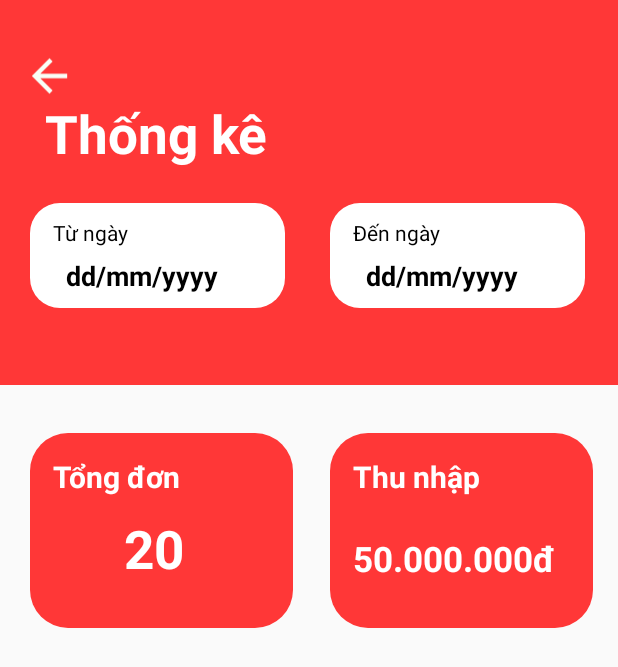
After one commit to anhbtps10439/food-order, an Android app: the layout fragment_statistic.xml on its own in the app's theme, with its tools: preview values and no code run, on a phone screen of 412 x 824 dp. The commit adds this screen. Shown: the top 667 px of the screen. Run offline under Robolectric (Android 15) with nearby library versions, the phone set to English and light mode, and no system bars.

Commit message:
Merge branch 'master' of D:\00. DuAn1\food-order with conflicts.

```diff
--- a/app/build.gradle
+++ b/app/build.gradle
@@ -23,6 +23,7 @@ dependencies {
     implementation fileTree(dir: 'libs', include: ['*.jar'])
     implementation 'androidx.appcompat:appcompat:1.1.0'
     implementation 'androidx.constraintlayout:constraintlayout:1.1.3'
+    implementation 'androidx.legacy:legacy-support-v4:1.0.0'
     testImplementation 'junit:junit:4.12'
     androidTestImplementation 'androidx.test.ext:junit:1.1.1'
     androidTestImplementation 'androidx.test.espresso:espresso-core:3.2.0'
--- /dev/null
+++ b/app/src/main/java/com/pro1121/foodorder/TestActivity.java
@@ -0,0 +1,15 @@
+package com.pro1121.foodorder;
+
+import androidx.appcompat.app.AppCompatActivity;
+
+import android.os.Bundle;
+
+//cái này là Trang dùng để test những file Fragment.xml mà Trang làm,nó ko có gây ảnh hưởng gì tới project này đâu,mọi người thông cảm nhé
+public class TestActivity extends AppCompatActivity {
+
+    @Override
+    protected void onCreate(Bundle savedInstanceState) {
+        super.onCreate(savedInstanceState);
+        setContentView(R.layout.activity_test);
+    }
+}
--- /dev/null
+++ b/app/src/main/java/com/pro1121/foodorder/activity/AdminCase/fragment/StatisticFragment.java
@@ -0,0 +1,65 @@
+package com.pro1121.foodorder.activity.AdminCase.fragment;
+
+import android.os.Bundle;
+
+import androidx.fragment.app.Fragment;
+
+import android.view.LayoutInflater;
+import android.view.View;
+import android.view.ViewGroup;
+
+import com.pro1121.foodorder.R;
+
+/**
+ * A simple {@link Fragment} subclass.
+ * Use the {@link StatisticFragment#newInstance} factory method to
+ * create an instance of this fragment.
+ */
+public class StatisticFragment extends Fragment {
+    // TODO: Rename parameter arguments, choose names that match
+    // the fragment initialization parameters, e.g. ARG_ITEM_NUMBER
+    private static final String ARG_PARAM1 = "param1";
+    private static final String ARG_PARAM2 = "param2";
+
+    // TODO: Rename and change types of parameters
+    private String mParam1;
+    private String mParam2;
+
+    public StatisticFragment() {
+        // Required empty public constructor
+    }
+
+    /**
+     * Use this factory method to create a new instance of
+     * this fragment using the provided parameters.
+     *
+     * @param param1 Parameter 1.
+     * @param param2 Parameter 2.
+     * @return A new instance of fragment StatisticFragment.
+     */
+    // TODO: Rename and change types and number of parameters
+    public static StatisticFragment newInstance(String param1, String param2) {
+        StatisticFragment fragment = new StatisticFragment();
+        Bundle args = new Bundle();
+        args.putString(ARG_PARAM1, param1);
+        args.putString(ARG_PARAM2, param2);
+        fragment.setArguments(args);
+        return fragment;
+    }
+
+    @Override
+    public void onCreate(Bundle savedInstanceState) {
+        super.onCreate(savedInstanceState);
+        if (getArguments() != null) {
+            mParam1 = getArguments().getString(ARG_PARAM1);
+            mParam2 = getArguments().getString(ARG_PARAM2);
+        }
+    }
+
+    @Override
+    public View onCreateView(LayoutInflater inflater, ViewGroup container,
+                             Bundle savedInstanceState) {
+        // Inflate the layout for this fragment
+        return inflater.inflate(R.layout.fragment_statistic, container, false);
+    }
+}
--- /dev/null
+++ b/app/src/main/res/drawable/ic_arrow_back_black_24dp.xml
@@ -0,0 +1,5 @@
+<vector android:height="24dp" android:tint="#F8FFF7"
+    android:viewportHeight="24.0" android:viewportWidth="24.0"
+    android:width="24dp" xmlns:android="http://schemas.android.com/apk/res/android">
+    <path android:fillColor="#FF000000" android:pathData="M20,11H7.83l5.59,-5.59L12,4l-8,8 8,8 1.41,-1.41L7.83,13H20v-2z"/>
+</vector>
--- a/app/src/main/res/drawable/shape_fe.xml
+++ b/app/src/main/res/drawable/shape_fe.xml
@@ -6,8 +6,8 @@
 
     <solid android:color="@color/colorWhite"/>
     <corners
-        android:bottomRightRadius="33dp"
-        android:bottomLeftRadius="33dp"
-        android:topLeftRadius="33dp"
-        android:topRightRadius="33dp"/>
+        android:bottomRightRadius="20dp"
+        android:bottomLeftRadius="20dp"
+        android:topLeftRadius="20dp"
+        android:topRightRadius="20dp"/>
 </shape>
--- /dev/null
+++ b/app/src/main/res/layout/activity_test.xml
@@ -0,0 +1,16 @@
+<?xml version="1.0" encoding="utf-8"?>
+<androidx.constraintlayout.widget.ConstraintLayout xmlns:android="http://schemas.android.com/apk/res/android"
+    xmlns:app="http://schemas.android.com/apk/res-auto"
+    xmlns:tools="http://schemas.android.com/tools"
+    android:layout_width="match_parent"
+    android:layout_height="match_parent"
+    tools:context=".TestActivity">
+    //cái này là Trang dùng để test những file Fragment.xml mà Trang làm,nó ko có gây ảnh hưởng gì tới project này đâu,mọi người thông cảm nhé
+    <fragment
+        android:id="@+id/fragment"
+        android:name="com.pro1121.foodorder.activity.AdminCase.fragment.StatisticFragment"
+        android:layout_width="wrap_content"
+        android:layout_height="wrap_content"
+        tools:layout_editor_absoluteX="271dp"
+        tools:layout_editor_absoluteY="241dp" />
+</androidx.constraintlayout.widget.ConstraintLayout>
--- a/app/src/main/res/layout/activity_user.xml
+++ b/app/src/main/res/layout/activity_user.xml
@@ -13,8 +13,8 @@
         android:layout_width="match_parent"
         android:layout_height="match_parent"
         android:layout_above="@id/navUserCase"
-        android:layout_below="@+id/toolbarUserCase"
-        />
+        android:layout_below="@+id/toolbarUserCase"/>
+
     <com.ismaeldivita.chipnavigation.ChipNavigationBar
         android:id="@+id/navUserCase"
         android:layout_height="70dp"
--- /dev/null
+++ b/app/src/main/res/layout/fragment_statistic.xml
@@ -0,0 +1,149 @@
+<?xml version="1.0" encoding="utf-8"?>
+<RelativeLayout xmlns:android="http://schemas.android.com/apk/res/android"
+    xmlns:app="http://schemas.android.com/apk/res-auto"
+    android:layout_width="match_parent"
+    android:layout_height="match_parent"
+    android:orientation="vertical">
+
+    <LinearLayout
+        android:layout_width="match_parent"
+        android:layout_height="match_parent"
+        android:orientation="vertical"
+        android:weightSum="10">
+
+        <RelativeLayout
+            android:layout_width="match_parent"
+            android:layout_height="155dp"
+            android:layout_weight="2"
+            android:background="@color/colorRedMain">
+
+            <ImageView
+                android:layout_marginLeft="15dp"
+                android:layout_marginBottom="155dp"
+                android:layout_width="35dp"
+                android:layout_height="match_parent"
+                android:src="@drawable/ic_arrow_back_black_24dp"
+                />
+
+            <TextView
+                android:id="@+id/textGrid"
+                android:layout_width="wrap_content"
+                android:layout_height="wrap_content"
+                android:layout_marginLeft="30dp"
+                android:layout_marginTop="65dp"
+                android:text="Thống kê"
+
+                android:textColor="@android:color/white"
+                android:textSize="35sp"
+                android:textStyle="bold" />
+
+            <TextView
+                android:layout_width="170dp"
+                android:layout_height="70dp"
+                android:layout_marginLeft="20dp"
+                android:layout_marginTop="135dp"
+
+                android:background="@drawable/shape_fe"
+                android:paddingLeft="15dp"
+                android:paddingTop="10dp"
+                android:text="Từ ngày"
+                android:textColor="#000000" />
+
+            <TextView
+                android:layout_width="150dp"
+                android:layout_height="58dp"
+                android:layout_marginLeft="20dp"
+                android:layout_marginTop="155dp"
+                android:padding="@dimen/activity_horizontal_margin"
+                android:text="dd/mm/yyyy"
+                android:textAlignment="center"
+                android:textColor="#000000"
+                android:textSize="18dp"
+                android:textStyle="bold" />
+
+            <TextView
+                android:layout_width="170dp"
+                android:layout_height="70dp"
+                android:layout_marginLeft="220dp"
+                android:layout_marginTop="135dp"
+                android:background="@drawable/shape_fe"
+                android:paddingLeft="15dp"
+                android:paddingTop="10dp"
+                android:text="Đến ngày"
+                android:textColor="#000000"
+
+                />
+
+            <TextView
+                android:layout_width="150dp"
+                android:layout_height="58dp"
+                android:layout_marginLeft="220dp"
+                android:layout_marginTop="155dp"
+                android:padding="@dimen/activity_horizontal_margin"
+                android:text="dd/mm/yyyy"
+                android:textAlignment="center"
+                android:textColor="#000000"
+                android:textSize="18dp"
+                android:textStyle="bold" />
+        </RelativeLayout>
+
+
+        <RelativeLayout
+            android:layout_width="match_parent"
+            android:layout_height="wrap_content"
+            android:layout_marginTop="30dp">
+
+            <TextView
+                android:layout_width="175dp"
+                android:layout_height="130dp"
+                android:layout_marginLeft="20dp"
+                android:layout_marginTop="2dp"
+                android:background="@drawable/shape"
+                android:paddingLeft="15dp"
+                android:paddingTop="15dp"
+                android:text="Tổng đơn"
+                android:textColor="#FFFFFF"
+                android:textSize="20dp"
+                android:textStyle="bold" />
+
+            <TextView
+                android:layout_width="150dp"
+                android:layout_height="58dp"
+                android:layout_marginLeft="20dp"
+                android:layout_marginTop="55dp"
+                android:paddingLeft="15dp"
+                android:text="20"
+                android:textAlignment="center"
+                android:textColor="#FFFFFF"
+                android:textSize="35dp"
+                android:textStyle="bold" />
+
+            <TextView
+                android:layout_width="175dp"
+                android:layout_height="130dp"
+                android:layout_marginLeft="220dp"
+                android:layout_marginTop="2dp"
+                android:background="@drawable/shape"
+                android:paddingLeft="15dp"
+                android:paddingTop="15dp"
+                android:text="Thu nhập"
+                android:textColor="#FFFFFF"
+                android:textSize="20dp"
+                android:textStyle="bold" />
+
+            <TextView
+                android:layout_width="150dp"
+                android:layout_height="58dp"
+                android:layout_marginLeft="220dp"
+                android:layout_marginTop="70dp"
+                android:gravity="center_horizontal"
+                android:paddingLeft="15dp"
+                android:text="50.000.000đ"
+                android:textColor="#FFFFFF"
+                android:textSize="23dp"
+
+                android:textStyle="bold" />
+        </RelativeLayout>
+    </LinearLayout>
+
+</RelativeLayout>
--- a/app/src/main/res/values/strings.xml
+++ b/app/src/main/res/values/strings.xml
@@ -9,4 +9,7 @@
     <string name="nav_profile">Người dùng</string>
     <string name="title_home" />
 
+    <!-- TODO: Remove or change this placeholder text -->
+    <string name="hello_blank_fragment">Hello blank fragment</string>
+
 </resources>
```
Also changed, not shown: app/src/main/AndroidManifest.xml (+16 -15 lines).
